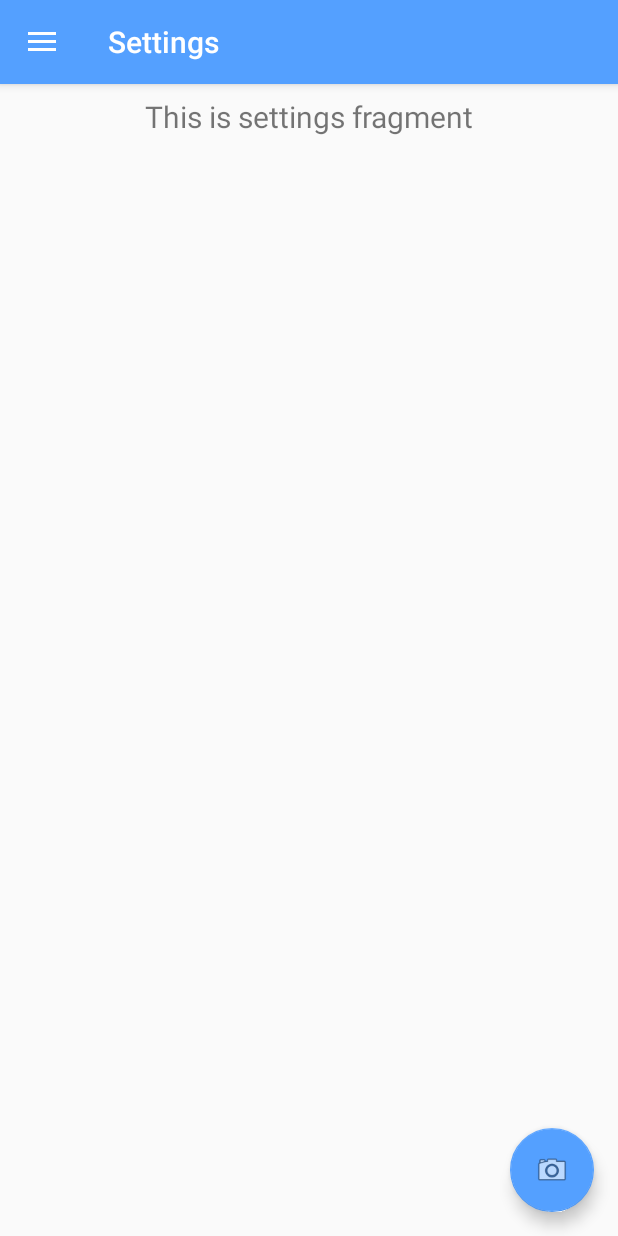
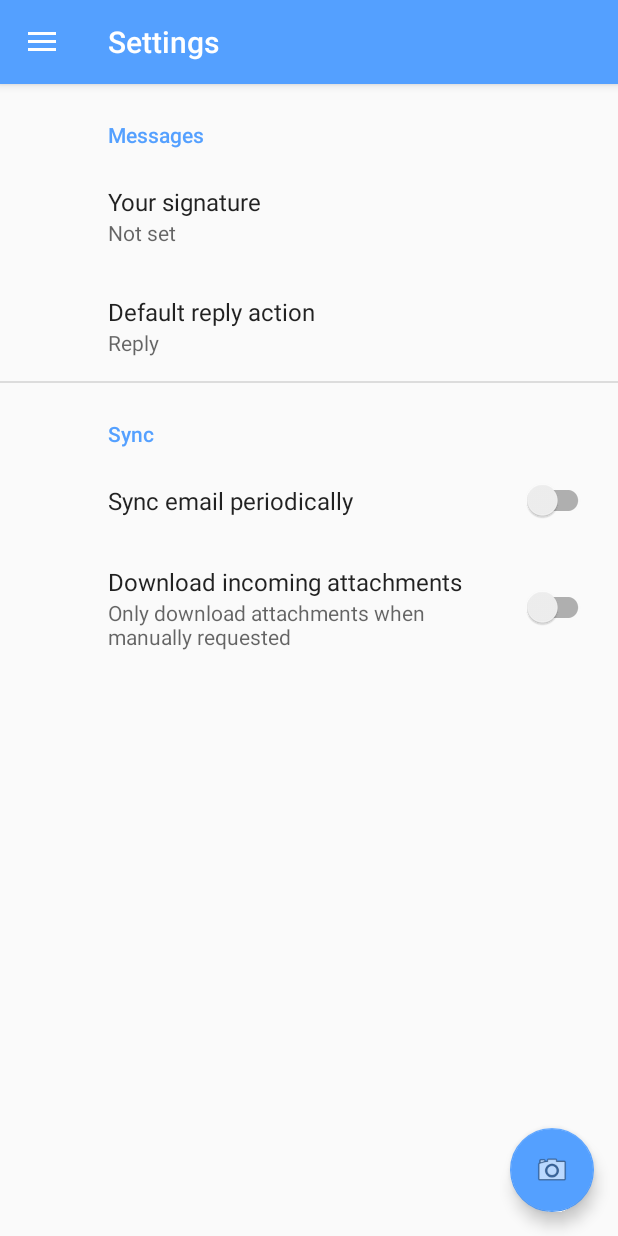
Before and after one commit to MaxMcl1/mobilehci2019, an Android app: the screen it shows after launch (HomeActivity), in the side drawer, after a tap on "Settings", on a phone screen of 412 x 824 dp. Run offline under Robolectric (Android 15) with nearby library versions, the phone set to English and light mode, and no system bars; our stand-ins replace androidx.preference, navigation-ui.

Commit message:
added default settings fragment

```diff
--- a/CampusTour/app/build.gradle
+++ b/CampusTour/app/build.gradle
@@ -31,6 +31,7 @@ dependencies {
     implementation 'androidx.navigation:navigation-fragment:2.0.0'
     implementation 'androidx.navigation:navigation-ui:2.0.0'
     implementation 'androidx.lifecycle:lifecycle-extensions:2.0.0'
+    implementation 'androidx.preference:preference:1.1.0-alpha05'
     testImplementation 'junit:junit:4.12'
     androidTestImplementation 'androidx.test.ext:junit:1.1.0'
     androidTestImplementation 'androidx.test.espresso:espresso-core:3.1.1'
--- a/CampusTour/app/src/main/AndroidManifest.xml
+++ b/CampusTour/app/src/main/AndroidManifest.xml
@@ -25,12 +25,11 @@
             android:theme="@style/AppTheme.NoActionBar">
             <intent-filter>
                 <action android:name="android.intent.action.MAIN" />
+
                 <category android:name="android.intent.category.LAUNCHER" />
             </intent-filter>
         </activity>
-
-        <activity android:name=".LocationInformationActivity"></activity>
-
+        <activity android:name=".LocationInformationActivity" />
         <!--
              The API key for Google Maps-based APIs is defined as a string resource.
              (See the file "res/values/google_maps_api.xml").
@@ -42,7 +41,6 @@
         <meta-data
             android:name="com.google.android.geo.API_KEY"
             android:value="@string/google_maps_key" />
-
     </application>
 
 </manifest>
--- a/CampusTour/app/src/main/java/com/mobilehci/campustour/ui/my/MyFragment.java
+++ b/CampusTour/app/src/main/java/com/mobilehci/campustour/ui/my/MyFragment.java
@@ -1,16 +1,13 @@
 package com.mobilehci.campustour.ui.my;
 
 import android.content.Intent;
-import android.os.Build;
 import android.os.Bundle;
 import android.view.LayoutInflater;
 import android.view.View;
 import android.view.ViewGroup;
 import android.widget.AdapterView;
-import android.widget.ArrayAdapter;
 import android.widget.ListView;
 import android.widget.TextView;
-import android.widget.Toast;
 
 import androidx.annotation.NonNull;
 import androidx.fragment.app.Fragment;
--- a/CampusTour/app/src/main/java/com/mobilehci/campustour/ui/settings/SettingsFragment.java
+++ b/CampusTour/app/src/main/java/com/mobilehci/campustour/ui/settings/SettingsFragment.java
@@ -1,35 +1,39 @@
 package com.mobilehci.campustour.ui.settings;
 
+import android.app.ActionBar;
 import android.os.Bundle;
 import android.view.LayoutInflater;
 import android.view.View;
 import android.view.ViewGroup;
-import android.widget.TextView;
 
-import androidx.annotation.Nullable;
 import androidx.annotation.NonNull;
 import androidx.fragment.app.Fragment;
-import androidx.lifecycle.Observer;
-import androidx.lifecycle.ViewModelProviders;
+import androidx.preference.PreferenceFragmentCompat;
 
 import com.mobilehci.campustour.R;
 
 public class SettingsFragment extends Fragment {
 
-    private SettingsViewModel settingsViewModel;
+    @Override
+    public View onCreateView(@NonNull LayoutInflater inflater, ViewGroup container, Bundle savedInstanceState) {
+        View root = inflater.inflate(R.layout.fragment_settings, container, false);
 
-    public View onCreateView(@NonNull LayoutInflater inflater,
-                             ViewGroup container, Bundle savedInstanceState) {
-        settingsViewModel =
-                ViewModelProviders.of(this).get(SettingsViewModel.class);
-        View root = inflater.inflate(R.layout.fragment_settings, container, false);
-        final TextView textView = root.findViewById(R.id.text_tools);
-        settingsViewModel.getText().observe(this, new Observer<String>() {
-            @Override
-            public void onChanged(@Nullable String s) {
-                textView.setText(s);
-            }
-        });
+        getFragmentManager()
+                .beginTransaction()
+                .replace(R.id.settings, new SettingsActivity())
+                .commit();
+
+        ActionBar actionBar = getActivity().getActionBar();
+        if (actionBar != null) {
+            actionBar.setDisplayHomeAsUpEnabled(true);
+        }
         return root;
     }
+
+    public static class SettingsActivity extends PreferenceFragmentCompat {
+        @Override
+        public void onCreatePreferences(Bundle savedInstanceState, String rootKey) {
+            setPreferencesFromResource(R.xml.root_preferences, rootKey);
+        }
+    }
 }
--- a/CampusTour/app/src/main/java/com/mobilehci/campustour/ui/settings/SettingsViewModel.java
+++ /dev/null
@@ -1,19 +0,0 @@
-package com.mobilehci.campustour.ui.settings;
-
-import androidx.lifecycle.LiveData;
-import androidx.lifecycle.MutableLiveData;
-import androidx.lifecycle.ViewModel;
-
-public class SettingsViewModel extends ViewModel {
-
-    private MutableLiveData<String> mText;
-
-    public SettingsViewModel() {
-        mText = new MutableLiveData<>();
-        mText.setValue("This is settings fragment");
-    }
-
-    public LiveData<String> getText() {
-        return mText;
-    }
-}
--- /dev/null
+++ b/CampusTour/app/src/main/res/drawable/ic_menu_face.xml
@@ -0,0 +1,5 @@
+<vector android:height="24dp" android:tint="#636E72"
+    android:viewportHeight="24.0" android:viewportWidth="24.0"
+    android:width="24dp" xmlns:android="http://schemas.android.com/apk/res/android">
+    <path android:fillColor="#FF000000" android:pathData="M9,11.75c-0.69,0 -1.25,0.56 -1.25,1.25s0.56,1.25 1.25,1.25 1.25,-0.56 1.25,-1.25 -0.56,-1.25 -1.25,-1.25zM15,11.75c-0.69,0 -1.25,0.56 -1.25,1.25s0.56,1.25 1.25,1.25 1.25,-0.56 1.25,-1.25 -0.56,-1.25 -1.25,-1.25zM12,2C6.48,2 2,6.48 2,12s4.48,10 10,10 10,-4.48 10,-10S17.52,2 12,2zM12,20c-4.41,0 -8,-3.59 -8,-8 0,-0.29 0.02,-0.58 0.05,-0.86 2.36,-1.05 4.23,-2.98 5.21,-5.37C11.07,8.33 14.05,10 17.42,10c0.78,0 1.53,-0.09 2.25,-0.26 0.21,0.71 0.33,1.47 0.33,2.26 0,4.41 -3.59,8 -8,8z"/>
+</vector>
--- /dev/null
+++ b/CampusTour/app/src/main/res/drawable/ic_menu_group.xml
@@ -0,0 +1,5 @@
+<vector android:height="24dp" android:tint="#636E72"
+    android:viewportHeight="24.0" android:viewportWidth="24.0"
+    android:width="24dp" xmlns:android="http://schemas.android.com/apk/res/android">
+    <path android:fillColor="#FF000000" android:pathData="M16,11c1.66,0 2.99,-1.34 2.99,-3S17.66,5 16,5c-1.66,0 -3,1.34 -3,3s1.34,3 3,3zM8,11c1.66,0 2.99,-1.34 2.99,-3S9.66,5 8,5C6.34,5 5,6.34 5,8s1.34,3 3,3zM8,13c-2.33,0 -7,1.17 -7,3.5L1,19h14v-2.5c0,-2.33 -4.67,-3.5 -7,-3.5zM16,13c-0.29,0 -0.62,0.02 -0.97,0.05 1.16,0.84 1.97,1.97 1.97,3.45L17,19h6v-2.5c0,-2.33 -4.67,-3.5 -7,-3.5z"/>
+</vector>
--- a/CampusTour/app/src/main/res/drawable/ic_menu_person.xml
+++ /dev/null
@@ -1,5 +0,0 @@
-<vector android:height="24dp" android:tint="#FFFFFF"
-    android:viewportHeight="24.0" android:viewportWidth="24.0"
-    android:width="24dp" xmlns:android="http://schemas.android.com/apk/res/android">
-    <path android:fillColor="#FF000000" android:pathData="M12,12c2.21,0 4,-1.79 4,-4s-1.79,-4 -4,-4 -4,1.79 -4,4 1.79,4 4,4zM12,14c-2.67,0 -8,1.34 -8,4v2h16v-2c0,-2.66 -5.33,-4 -8,-4z"/>
-</vector>
--- a/CampusTour/app/src/main/res/layout/fragment_settings.xml
+++ b/CampusTour/app/src/main/res/layout/fragment_settings.xml
@@ -1,19 +1,10 @@
 <?xml version="1.0" encoding="utf-8"?>
-<androidx.constraintlayout.widget.ConstraintLayout xmlns:android="http://schemas.android.com/apk/res/android"
-    xmlns:app="http://schemas.android.com/apk/res-auto"
+<LinearLayout xmlns:android="http://schemas.android.com/apk/res/android"
+android:layout_width="match_parent"
+android:layout_height="match_parent">
+
+<FrameLayout
+    android:id="@+id/settings"
     android:layout_width="match_parent"
-    android:layout_height="match_parent">
-
-    <TextView
-        android:id="@+id/text_tools"
-        android:layout_width="match_parent"
-        android:layout_height="wrap_content"
-        android:layout_marginStart="8dp"
-        android:layout_marginTop="8dp"
-        android:layout_marginEnd="8dp"
-        android:textAlignment="center"
-        android:textSize="20sp"
-        app:layout_constraintEnd_toEndOf="parent"
-        app:layout_constraintStart_toStartOf="parent"
-        app:layout_constraintTop_toTopOf="parent" />
-</androidx.constraintlayout.widget.ConstraintLayout>
+    android:layout_height="match_parent" />
+</LinearLayout>
--- a/CampusTour/app/src/main/res/menu/activity_home_drawer.xml
+++ b/CampusTour/app/src/main/res/menu/activity_home_drawer.xml
@@ -10,13 +10,23 @@
             android:title="@string/menu_home" />
         <item
             android:id="@+id/nav_my"
-            android:icon="@drawable/ic_menu_person"
+            android:icon="@drawable/ic_menu_face"
             android:title="@string/menu_my" />
         <item
             android:id="@+id/nav_all"
             android:icon="@drawable/ic_menu_building"
             android:title="@string/menu_all" />
         <item
+            android:id="@+id/nav_friends"
+            android:icon="@drawable/ic_menu_group"
+            android:title="@string/menu_friends" />
+    </group>
+
+    <group
+        android:id="@+id/menu_bottom"
+        android:checkableBehavior="single">
+
+        <item
             android:id="@+id/nav_settings"
             android:icon="@drawable/ic_menu_settings"
             android:title="@string/menu_settings" />
--- /dev/null
+++ b/CampusTour/app/src/main/res/values/arrays.xml
@@ -0,0 +1,12 @@
+<resources>
+    <!-- Reply Preference -->
+    <string-array name="reply_entries">
+        <item>Reply</item>
+        <item>Reply to all</item>
+    </string-array>
+
+    <string-array name="reply_values">
+        <item>reply</item>
+        <item>reply_all</item>
+    </string-array>
+</resources>
--- a/CampusTour/app/src/main/res/values/strings.xml
+++ b/CampusTour/app/src/main/res/values/strings.xml
@@ -11,5 +11,22 @@
     <string name="menu_home">Tour</string>
     <string name="menu_my">My Buildings</string>
     <string name="menu_all">All Buildings</string>
+    <string name="menu_friends">Friends</string>
     <string name="menu_settings">Settings</string>
+    <string name="title_activity_settings">Settings</string>
+
+    <!-- Preference Titles -->
+    <string name="messages_header">Messages</string>
+    <string name="sync_header">Sync</string>
+
+    <!-- Messages Preferences -->
+    <string name="signature_title">Your signature</string>
+    <string name="reply_title">Default reply action</string>
+
+    <!-- Sync Preferences -->
+    <string name="sync_title">Sync email periodically</string>
+    <string name="attachment_title">Download incoming attachments</string>
+    <string name="attachment_summary_on">Automatically download attachments for incoming emails
+    </string>
+    <string name="attachment_summary_off">Only download attachments when manually requested</string>
 </resources>
--- /dev/null
+++ b/CampusTour/app/src/main/res/xml/root_preferences.xml
@@ -0,0 +1,51 @@
+<!--
+  ~ Copyright 2018 The app Open Source Project
+  ~
+  ~ Licensed under the Apache License, Version 2.0 (the "License");
+  ~ you may not use this file except in compliance with the License.
+  ~ You may obtain a copy of the License at
+  ~
+  ~      http://www.apache.org/licenses/LICENSE-2.0
+  ~
+  ~ Unless required by applicable law or agreed to in writing, software
+  ~ distributed under the License is distributed on an "AS IS" BASIS,
+  ~ WITHOUT WARRANTIES OR CONDITIONS OF ANY KIND, either express or implied.
+  ~ See the License for the specific language governing permissions and
+  ~ limitations under the License.
+  -->
+
+<PreferenceScreen xmlns:app="http://schemas.android.com/apk/res-auto">
+
+    <PreferenceCategory app:title="@string/messages_header">
+
+        <EditTextPreference
+            app:key="signature"
+            app:title="@string/signature_title"
+            app:useSimpleSummaryProvider="true" />
+
+        <ListPreference
+            app:defaultValue="reply"
+            app:entries="@array/reply_entries"
+            app:entryValues="@array/reply_values"
+            app:key="reply"
+            app:title="@string/reply_title"
+            app:useSimpleSummaryProvider="true" />
+
+    </PreferenceCategory>
+
+    <PreferenceCategory app:title="@string/sync_header">
+
+        <SwitchPreferenceCompat
+            app:key="sync"
+            app:title="@string/sync_title" />
+
+        <SwitchPreferenceCompat
+            app:dependency="sync"
+            app:key="attachment"
+            app:summaryOff="@string/attachment_summary_off"
+            app:summaryOn="@string/attachment_summary_on"
+            app:title="@string/attachment_title" />
+
+    </PreferenceCategory>
+
+</PreferenceScreen>
```
